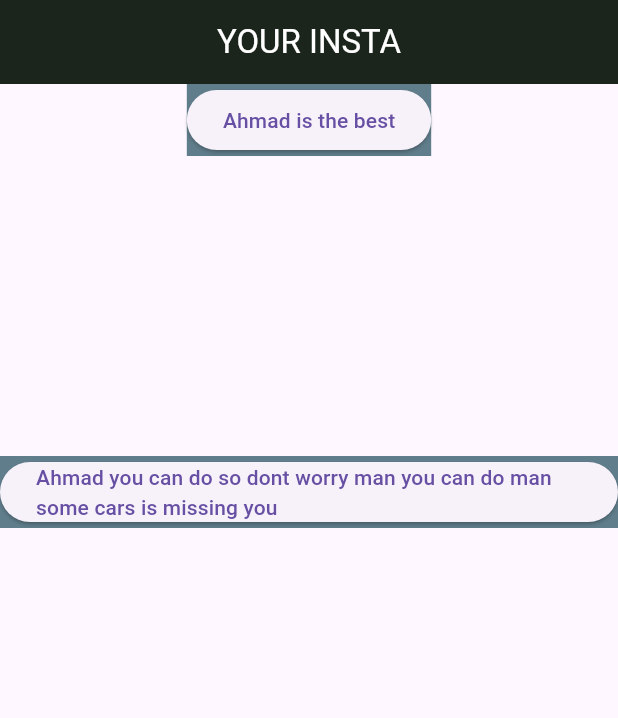
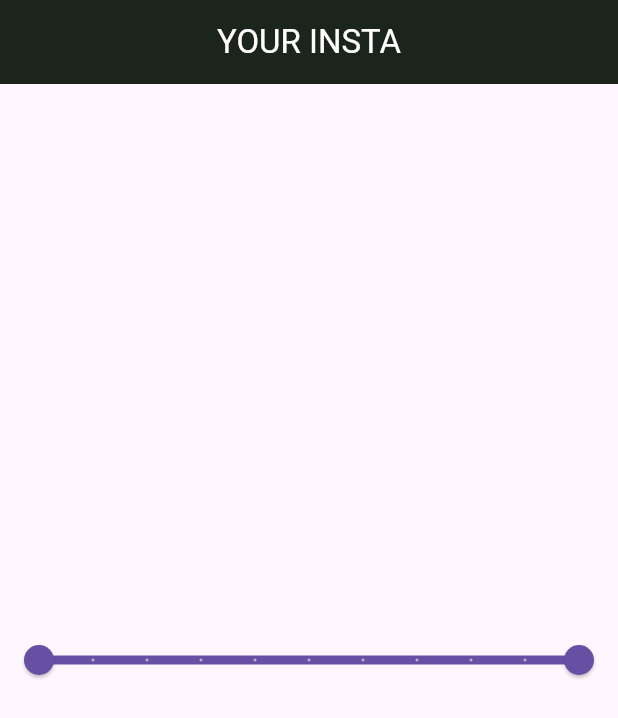
Before and after one commit to ahmadkh1509-cyber/appstylingpractice, a Flutter app: the screen it shows after launch, on a phone screen of 412 x 824 dp. Shown: the top 718 px of the screen. Run offline on Flutter 3.47's test engine with Material 3 defaults, Android fonts, the phone set to English and light mode, and no system bars; our stand-ins replace google_fonts.

```diff
--- a/lib/main.dart
+++ b/lib/main.dart
@@ -1,4 +1,5 @@
 import 'package:flutter/material.dart';
+import 'package:flutter_application_2/splashscreen.dart';
 import 'package:flutter_application_2/widgets/rounderbtn.dart';
 import 'package:google_fonts/google_fonts.dart';
 import 'package:intl/intl.dart';
@@ -35,18 +36,30 @@ class MyApp extends StatelessWidget {
           ),
         ),
       ),
-      home: const HomeScreen(),
+      home: HomeScreen(),
     );
   }
 }
 
 //
-class HomeScreen extends StatelessWidget {
-  const HomeScreen({Key? key}) : super(key: key);
+class HomeScreen extends StatefulWidget {
+  HomeScreen({Key? key}) : super(key: key);
+
+  @override
+  State<HomeScreen> createState() => _HomeScreenState();
+}
+
+class _HomeScreenState extends State<HomeScreen> {
+  RangeValues values = RangeValues(0, 1);
+
   @override
   Widget build(BuildContext context) {
     var email = TextEditingController();
-
+    var name = TextEditingController();
+    RangeLabels labels = RangeLabels(
+      values.start.toString(),
+      values.end.toString(),
+    );
     // var arrName = [
     //   'ahmad',
     //   'ali',
@@ -583,22 +596,83 @@ class HomeScreen extends StatelessWidget {
       //     ),
       //   ),
       // body: Roundedbtn(btnName: 'LOCK', icon: Icon(Icons.lock)),
+      // body: Column(
+      //   children: [
+      //     Container(
+      //       color: Colors.blueGrey,
+      //       child: ElevatedButton(
+      //         onPressed: () {},
+      //         child: Text('Ahmad is the best'),
+      //       ),
+      //     ),
+      //     SizedBox(width: 200, height: 200),
+      //     Container(
+      //       color: Colors.blueGrey,
+      //       child: ElevatedButton(
+      //         onPressed: () {},
+      //         child: Text(
+      //           'Ahmad you can do so dont worry man you can do man some cars is missing you',
+      //         ),
+      //       ),
+      //     ),
+      //   ],
+      // ),
+      // body: RichText(
+      //   text: TextSpan(
+      //     style: TextStyle(
+      //       color: Colors.blueAccent,
+      //       fontWeight: FontWeight.bold,
+      //     ),
+      //     children: <TextSpan>[
+      //       TextSpan(text: 'AHMAD IS THE BEST.BESIDE '),
+      //       TextSpan(
+      //         text: 'SOFTWARE ENGINEER',
+      //         style: TextStyle(
+      //           color: Colors.black,
+      //           fontSize: 34,
+      //           fontWeight: FontWeight.bold,
+      //         ),
+      //       ),
+      //       TextSpan(text: 'HE IS A GOOD MAN TOO'),
+      //     ],
+      //   ),
+      // ),
+      //
+      // body: ElevatedButton(
+      //   onPressed: () {
+      //     Navigator.push(
+      //       context,
+      //       MaterialPageRoute(builder: (context) => ahmad()),
+      //     );
+      //   },
+      //   child: Text('KHAN'),
+      // ),
+      // body: Column(
+      //   children: [
+      //     Container(
+      //       color: Colors.cyanAccent,
+      //       child: Center(child: Text("AHMAD your app is started")),
+      //     ),
+      //     TextField(controller: name),
+      //   ],
+      // ),
       body: Column(
+        mainAxisAlignment: MainAxisAlignment.center,
         children: [
-          Container(
-            color: Colors.blueGrey,
-            child: ElevatedButton(
-              onPressed: () {},
-              child: Text('Ahmad is the best'),
-            ),
-          ),
-          SizedBox(width: 200, height: 200),
-          Container(
-            color: Colors.blueGrey,
-            child: ElevatedButton(
-              onPressed: () {},
-              child: Text(
-                'Ahmad you can do so dont worry man you can do man some cars is missing you',
+          Center(
+            child: Container(
+              child: RangeSlider(
+                values: values,
+                labels: labels,
+                divisions: 10,
+                min: 0,
+                max: 1,
+                onChanged: (newvalues) {
+                  values = newvalues;
+                  print('${values.start}  ${values.end}');
+
+                  setState(() {});
+                },
               ),
             ),
           ),
```
Also changed, not shown: lib/frontview.dart (added, +15 -0 lines), lib/splashscreen.dart (added, +38 -0 lines).
